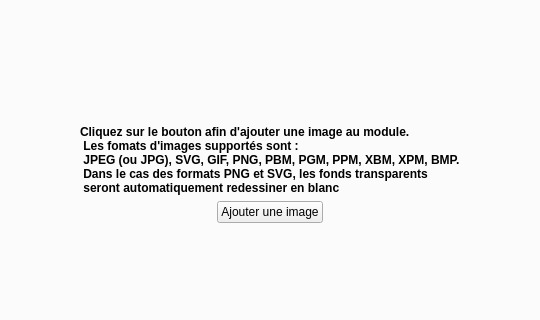
Txikilinux/leterrier-mulot, file editeur.ui: the form before one commit; both pictures show x 87 to 627 and y 95 to 415 of the 920 by 575 pixel window.
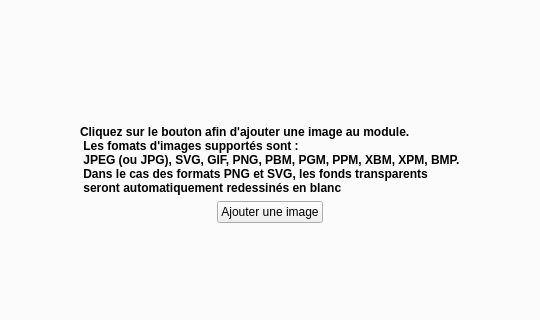
The form after the commit. The open tabs and pages were chosen to show the change. Icons and pictures are not drawn. Custom widgets are drawn as their Qt base class.

Commit message: Correction faute dans ui. (merci Annie)

Patch:
```diff
--- a/editeur.ui
+++ b/editeur.ui
@@ -380,7 +380,7 @@
  Les fomats d'images supportés sont : 
  JPEG (ou JPG), SVG, GIF, PNG, PBM, PGM, PPM, XBM, XPM, BMP. 
  Dans le cas des formats PNG et SVG, les fonds transparents
- seront automatiquement redessiner en blanc</string>
+ seront automatiquement redessinés en blanc</string>
                 </property>
                </widget>
               </item>
```
Left out of the diff: 3 changed lines with no effect on the pictures.
